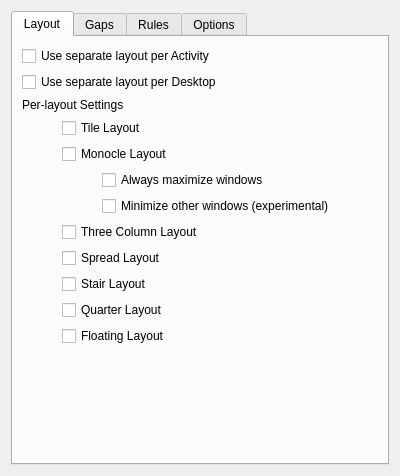
This is res/config.ui in Bismuth-Forge/bismuth as Qt 5 draws it before an edit. The edited form follows.
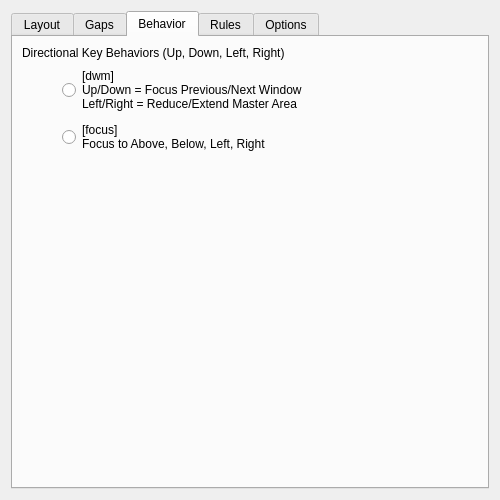
This is the edited form. The open tabs and pages were chosen to show the change.

Commit message: configurable HJKL behavior (dwm <-> focus)

The edit to the form file:
```diff
--- a/res/config.ui
+++ b/res/config.ui
@@ -6,8 +6,8 @@
    <rect>
     <x>0</x>
     <y>0</y>
-    <width>400</width>
-    <height>476</height>
+    <width>500</width>
+    <height>500</height>
    </rect>
   </property>
   <property name="windowTitle">
@@ -278,6 +278,63 @@
        </item>
       </layout>
      </widget>
+     <widget class="QWidget" name="behaviorTab">
+      <attribute name="title">
+       <string>Behavior</string>
+      </attribute>
+      <layout class="QVBoxLayout" name="verticalLayout_6">
+       <item>
+        <widget class="QLabel" name="directionalKeyLabel">
+         <property name="text">
+          <string>Directional Key Behaviors (Up, Down, Left, Right)</string>
+         </property>
+        </widget>
+       </item>
+       <item>
+        <layout class="QVBoxLayout" name="directionalKeyLayout">
+         <property name="leftMargin">
+          <number>40</number>
+         </property>
+         <item>
+          <widget class="QRadioButton" name="kcfg_directionalKeyDwm">
+           <property name="text">
+            <string>[dwm]
+Up/Down = Focus Previous/Next Window
+Left/Right = Reduce/Extend Master Area</string>
+           </property>
+           <attribute name="buttonGroup">
+            <string notr="true">directionalKeyButtonGroup</string>
+           </attribute>
+          </widget>
+         </item>
+         <item>
+          <widget class="QRadioButton" name="kcfg_directionalKeyFocus">
+           <property name="text">
+            <string>[focus]
+Focus to Above, Below, Left, Right</string>
+           </property>
+           <attribute name="buttonGroup">
+            <string notr="true">directionalKeyButtonGroup</string>
+           </attribute>
+          </widget>
+         </item>
+        </layout>
+       </item>
+       <item>
+        <spacer name="behaviorTabSpacer">
+         <property name="orientation">
+          <enum>Qt::Vertical</enum>
+         </property>
+         <property name="sizeHint" stdset="0">
+          <size>
+           <width>20</width>
+           <height>40</height>
+          </size>
+         </property>
+        </spacer>
+       </item>
+      </layout>
+     </widget>
      <widget class="QWidget" name="rulesTab">
       <attribute name="title">
        <string>Rules</string>
```
Left out of the diff: 3 changed lines with no effect on the pictures. The commit also changes 4 other files.
